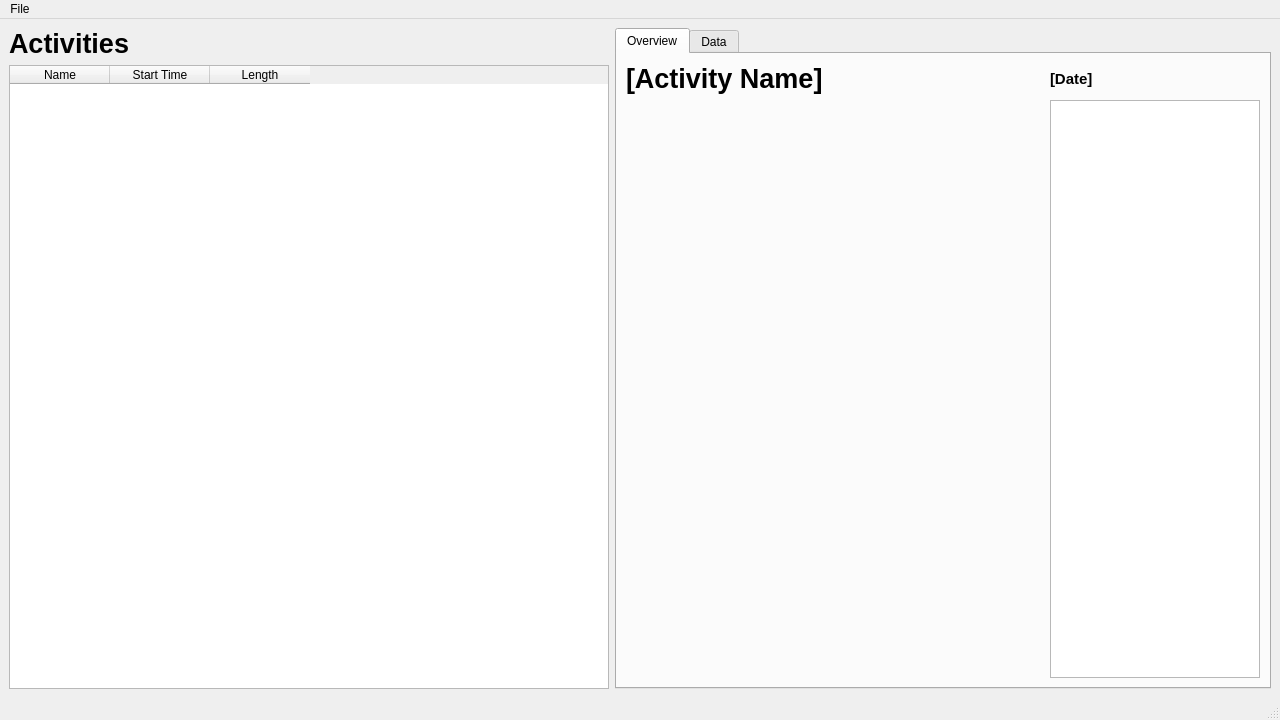
The window that main.ui (TomFryers/activate) describes before a commit, drawn with Qt 5.
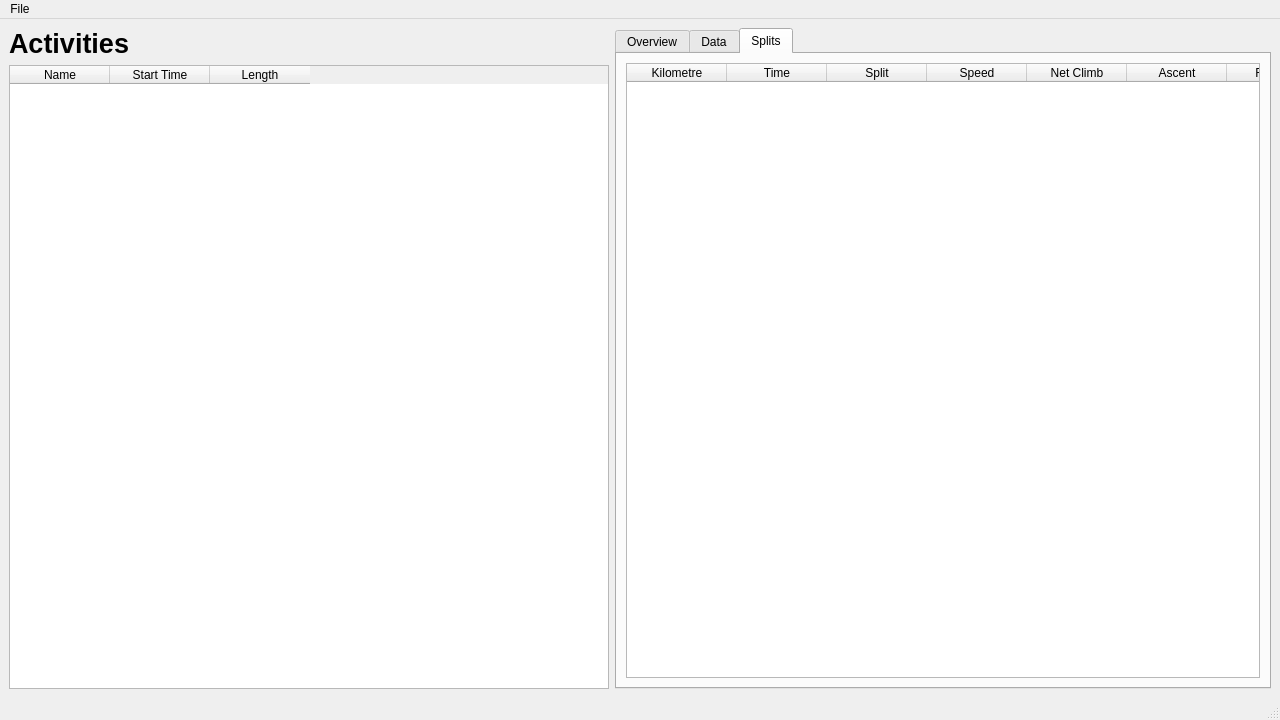
The same window after the commit. Custom widgets are drawn as their Qt base class.

Commit message: Add splits table

```diff
--- a/main.ui
+++ b/main.ui
@@ -88,7 +88,7 @@
     <item>
      <widget class="QTabWidget" name="activity_tabs">
       <property name="currentIndex">
-       <number>0</number>
+       <number>2</number>
       </property>
       <widget class="QWidget" name="overview_tab">
        <attribute name="title">
@@ -203,6 +203,79 @@
         </item>
        </layout>
       </widget>
+      <widget class="QWidget" name="splits_tab">
+       <attribute name="title">
+        <string>Splits</string>
+       </attribute>
+       <layout class="QVBoxLayout" name="verticalLayout_2">
+        <item>
+         <widget class="QTableWidget" name="split_table">
+          <property name="minimumSize">
+           <size>
+            <width>210</width>
+            <height>0</height>
+           </size>
+          </property>
+          <property name="horizontalScrollBarPolicy">
+           <enum>Qt::ScrollBarAlwaysOff</enum>
+          </property>
+          <property name="editTriggers">
+           <set>QAbstractItemView::NoEditTriggers</set>
+          </property>
+          <property name="selectionMode">
+           <enum>QAbstractItemView::SingleSelection</enum>
+          </property>
+          <property name="sortingEnabled">
+           <bool>true</bool>
+          </property>
+          <property name="columnCount">
+           <number>7</number>
+          </property>
+          <attribute name="horizontalHeaderShowSortIndicator" stdset="0">
+           <bool>true</bool>
+          </attribute>
+          <attribute name="verticalHeaderVisible">
+           <bool>false</bool>
+          </attribute>
+          <column>
+           <property name="text">
+            <string>Kilometre</string>
+           </property>
+          </column>
+          <column>
+           <property name="text">
+            <string>Time</string>
+           </property>
+          </column>
+          <column>
+           <property name="text">
+            <string>Split</string>
+           </property>
+          </column>
+          <column>
+           <property name="text">
+            <string>Speed</string>
+           </property>
+          </column>
+          <column>
+           <property name="text">
+            <string>Net Climb</string>
+           </property>
+          </column>
+          <column>
+           <property name="text">
+            <string>Ascent</string>
+           </property>
+          </column>
+          <column>
+           <property name="text">
+            <string>Relative</string>
+           </property>
+          </column>
+         </widget>
+        </item>
+       </layout>
+      </widget>
      </widget>
     </item>
    </layout>
```
The commit also changes 4 other files.
